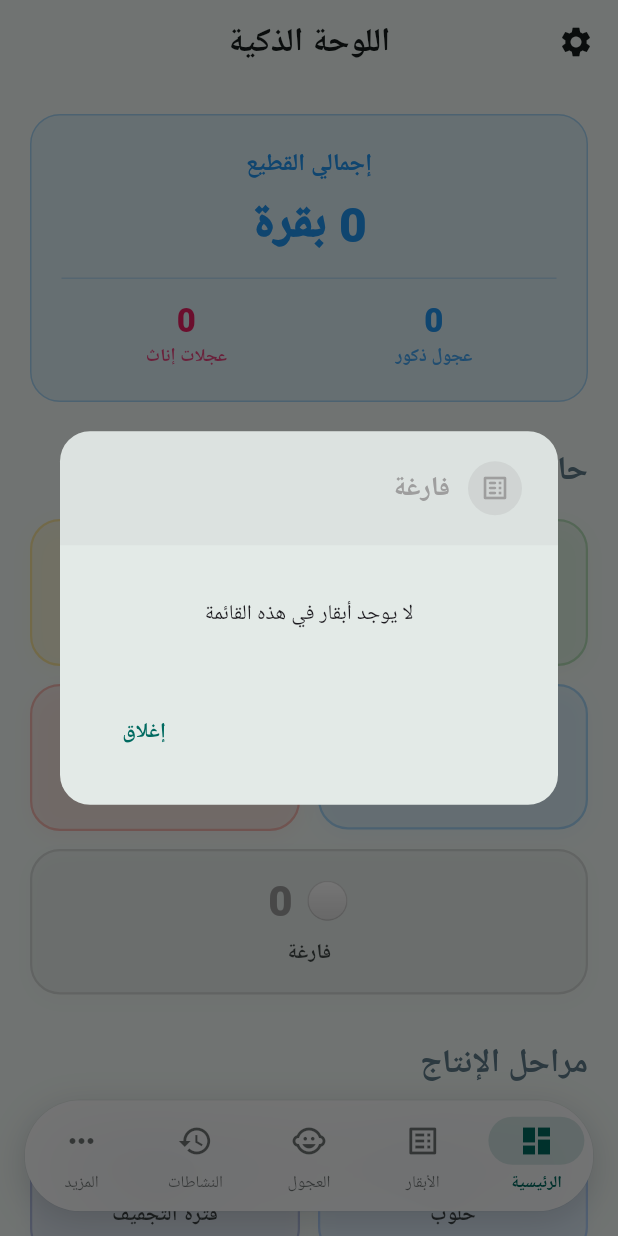
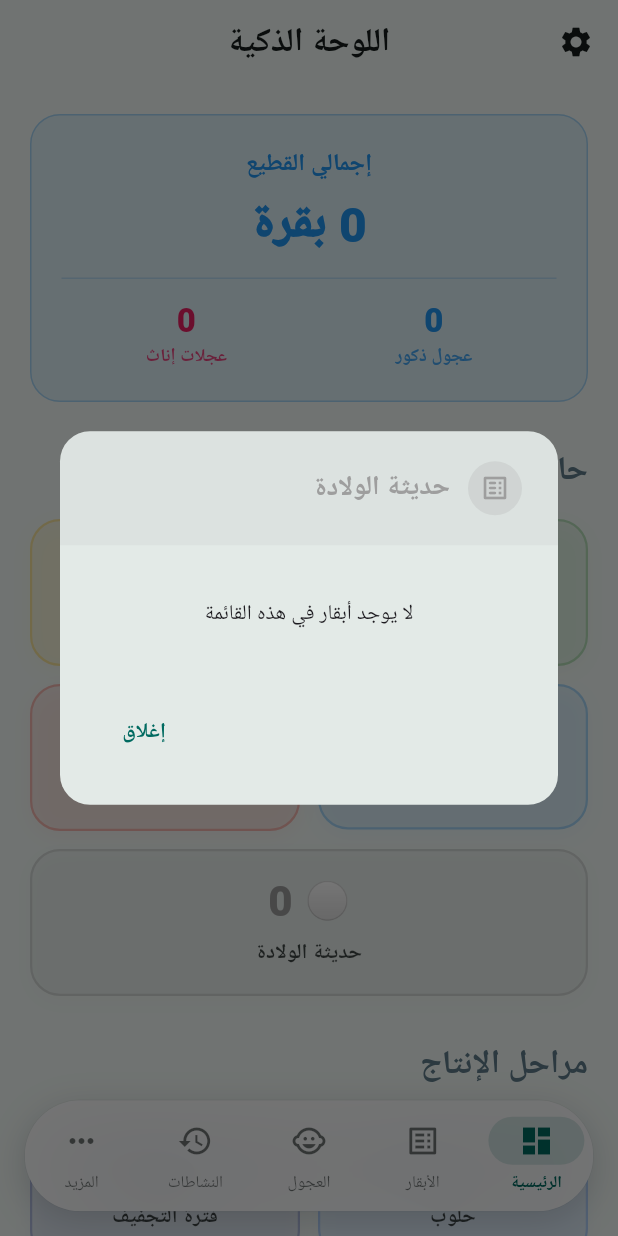
Before and after one commit to tarkalzyn-blip/SESTIM, a Flutter app: the screen it shows once a user with an empty profile is signed in, after a tap on an icon or button, on a phone screen of 412 x 824 dp. Run offline on Flutter 3.47's test engine with Material 3 defaults, Android fonts, the phone set to English and light mode, and no system bars; our stand-ins replace audioplayers, cloud_firestore, connectivity_plus, firebase_auth, firebase_core, fl_chart and 12 more; missing offline and left inert: app_settings; accounts and stored records are empty; Roboto replaces fonts that are missing (Cairo).

Commit message:
تاريخ 30   4 الساعة 1

```diff
--- a/lib/screens/calves_screen.dart
+++ b/lib/screens/calves_screen.dart
@@ -510,7 +510,7 @@ class _CalvesScreenState extends ConsumerState<CalvesScreen> {
                 showSearch(context: context, delegate: CalfSearchDelegate(ref)),
           ),
           IconButton(
-            icon: const Icon(Icons.add_circle_outline, size: 28),
+            icon: const Icon(Icons.add_circle, size: 28, color: Colors.blueAccent),
             tooltip: 'إضافة عجل/عجولة',
             onPressed: () => Navigator.push(
               context,
@@ -545,40 +545,6 @@ class _CalvesScreenState extends ConsumerState<CalvesScreen> {
                     CalfFilter.exited,
                   ),
                 ],
-              ),
-            ),
-          ),
-          Padding(
-            padding: const EdgeInsets.symmetric(horizontal: 16.0),
-            child: InkWell(
-              onTap: () => Navigator.push(
-                context,
-                MaterialPageRoute(builder: (_) => const AddCalfScreen()),
-              ),
-              borderRadius: BorderRadius.circular(20),
-              child: Container(
-                width: double.infinity,
-                padding: const EdgeInsets.symmetric(vertical: 16),
-                decoration: BoxDecoration(
-                  color: Colors.blueAccent.withValues(alpha: 0.05),
-                  borderRadius: BorderRadius.circular(20),
-                  border: Border.all(color: Colors.blueAccent, width: 1.5),
-                ),
-                child: const Row(
-                  mainAxisAlignment: MainAxisAlignment.center,
-                  children: [
-                    Icon(Icons.add_circle_outline, color: Colors.blueAccent),
-                    SizedBox(width: 8),
-                    Text(
-                      'إضافة مولود جديد',
-                      style: TextStyle(
-                        color: Colors.blueAccent,
-                        fontSize: 16,
-                        fontWeight: FontWeight.bold,
-                      ),
-                    ),
-                  ],
-                ),
               ),
             ),
           ),
--- a/lib/screens/cows_list_screen.dart
+++ b/lib/screens/cows_list_screen.dart
@@ -42,7 +42,7 @@ class CowsListScreen extends ConsumerWidget {
             },
           ),
           IconButton(
-            icon: const Icon(Icons.add_circle_outline, size: 28),
+            icon: const Icon(Icons.add_circle, size: 28, color: Colors.green),
             tooltip: 'إضافة بقرة',
             onPressed: () {
               ref.read(editAccessProvider.notifier).runWithAccess(context, () {
@@ -104,54 +104,6 @@ class CowsListScreen extends ConsumerWidget {
                       currentFilter,
                     ),
                   ],
-                ),
-              ),
-            ),
-          ),
-          const SliverToBoxAdapter(child: SizedBox(height: 16)),
-          SliverToBoxAdapter(
-            child: Padding(
-              padding: const EdgeInsets.symmetric(horizontal: 16.0),
-              child: InkWell(
-                onTap: () {
-                  ref.read(editAccessProvider.notifier).runWithAccess(context, () {
-                    Navigator.push(
-                      context,
-                      MaterialPageRoute(builder: (_) => const AddEditCowScreen()),
-                    );
-                  });
-                },
-                borderRadius: BorderRadius.circular(20),
-                child: Container(
-                  width: double.infinity,
-                  padding: const EdgeInsets.symmetric(vertical: 16),
-                  decoration: BoxDecoration(
-                    color: Colors.green.withValues(alpha: 0.05),
-                    borderRadius: BorderRadius.circular(20),
-                    border: Border.all(
-                      color: Colors.green,
-                      width: 1.5,
-                      style: BorderStyle
-                          .solid, // Note: We use solid here but simulate dashed visually, or just solid. Wait, the user asked for dashed.
-                      // Flutter standard BoxDecoration doesn't have dashed border easily without a custom painter or package.
-                      // Let's just use a nice solid green border or a dashed-looking widget if needed, but a solid 1px green border with green background is actually very close to the picture. Let's use dotted_border if available, else solid. I don't know if dotted_border is in pubspec, so I'll stick to a nice solid/translucent border for safety.
-                    ),
-                  ),
-                  child: const Row(
-                    mainAxisAlignment: MainAxisAlignment.center,
-                    children: [
-                      Icon(Icons.add_circle_outline, color: Colors.green),
-                      SizedBox(width: 8),
-                      Text(
-                        'إضافة بقرة جديدة',
-                        style: TextStyle(
-                          color: Colors.green,
-                          fontSize: 16,
-                          fontWeight: FontWeight.bold,
-                        ),
-                      ),
-                    ],
-                  ),
                 ),
               ),
             ),
--- a/lib/screens/settings_screen.dart
+++ b/lib/screens/settings_screen.dart
@@ -447,6 +447,7 @@ class _FarmSettingsPageState extends ConsumerState<FarmSettingsPage> {
   late TextEditingController _late;
   late TextEditingController _dry;
   late TextEditingController _minInsem;
+  late TextEditingController _mon;
 
   @override
   void initState() {
@@ -458,6 +459,7 @@ class _FarmSettingsPageState extends ConsumerState<FarmSettingsPage> {
     );
     _dry = TextEditingController(text: AppSettings.dryingDays.toString());
     _heat = TextEditingController(text: AppSettings.heatCycleDays.toString());
+    _mon = TextEditingController(text: AppSettings.monitoringDays.toString());
     _minInsem = TextEditingController(
       text: AppSettings.minInseminationDaysAfterBirth.toString(),
     );
@@ -470,6 +472,7 @@ class _FarmSettingsPageState extends ConsumerState<FarmSettingsPage> {
     _late.dispose();
     _dry.dispose();
     _heat.dispose();
+    _mon.dispose();
     _minInsem.dispose();
     super.dispose();
   }
@@ -482,6 +485,7 @@ class _FarmSettingsPageState extends ConsumerState<FarmSettingsPage> {
         padding: const EdgeInsets.all(16),
         children: [
           _buildInput('مدة الحمل (يوم)', _preg, Icons.calendar_month),
+          _buildInput('فترة الفحص بعد التلقيح (يوم)', _mon, Icons.search, hint: 'بعدها تعتبر البقرة حاملاً تلقائياً', color: Colors.amber),
           _buildInput('بداية الجاهزية للتلقيح بعد الولادة (يوم)', _rec, Icons.child_care),
           _buildInput(
             'الحد الأدنى للتلقيح بعد الولادة (يوم)',
@@ -503,6 +507,7 @@ class _FarmSettingsPageState extends ConsumerState<FarmSettingsPage> {
               await AppSettings.setPregnancyDays(
                 int.tryParse(_preg.text) ?? 280,
               );
+              await AppSettings.setMonitoringDays(int.tryParse(_mon.text) ?? 25);
               await AppSettings.setRecoveryDays(int.tryParse(_rec.text) ?? 60);
               await AppSettings.setMinInseminationDaysAfterBirth(
                 int.tryParse(_minInsem.text) ?? 45,
--- a/lib/screens/splash_screen.dart
+++ b/lib/screens/splash_screen.dart
@@ -90,9 +90,12 @@ class _SplashScreenState extends State<SplashScreen> with SingleTickerProviderSt
                     ],
                   ),
                   child: ClipOval(
-                    child: Image.asset(
-                      'assets/app_icon.png',
-                      fit: BoxFit.cover,
+                    child: Transform.scale(
+                      scale: 1.5,
+                      child: Image.asset(
+                        'assets/app_icon.png',
+                        fit: BoxFit.cover,
+                      ),
                     ),
                   ),
                 ),
--- a/lib/screens/summary_screen.dart
+++ b/lib/screens/summary_screen.dart
@@ -63,9 +63,11 @@ class SummaryScreen extends ConsumerWidget {
       // Use model's built-in logic
       bool hasBirthHistory = cow.hasGivenBirth || cow.isPostBirth;
 
+      final int monitoringDays = AppSettings.monitoringDays;
+
       // --- حالات التكاثر ---
       if (cow.isInseminated && !cow.isPostBirth) {
-        if (cow.daysSinceInsemination <= 40) {
+        if (cow.daysSinceInsemination <= monitoringDays) {
           breedingMonitoring++;
           listMonitoring.add(cow);
         } else {
@@ -180,11 +182,11 @@ class SummaryScreen extends ConsumerWidget {
             ),
             const SizedBox(height: 16),
             _buildStatusGrid(context, [
-              _StatusItemData('جاهزة للتلقيح', breedingReady, Colors.green, '🟢', listReady, _TimeInfoType.none),
+              _StatusItemData('جاهزة للتلقيح', breedingReady, Colors.green, '🟢', listReady, _TimeInfoType.daysSinceBirth),
               _StatusItemData('تحت الفحص', breedingMonitoring, Colors.amber, '🟡', listMonitoring, _TimeInfoType.daysSinceInsemination),
               _StatusItemData('حوامل', breedingPregnant, Colors.blue, '🔵', listPregnant, _TimeInfoType.monthsDaysSinceInsemination),
               _StatusItemData('تأخر بالتلقيح', breedingLate, Colors.red, '🔴', listLate, _TimeInfoType.daysSinceBirth),
-              _StatusItemData('فارغة', breedingEmpty, Colors.grey, '⚪', listEmpty, _TimeInfoType.none),
+              _StatusItemData('حديثة الولادة', breedingEmpty, Colors.grey, '⚪', listEmpty, _TimeInfoType.daysSinceBirth),
             ]),
 
             const SizedBox(height: 30),
--- a/lib/services/auth_service.dart
+++ b/lib/services/auth_service.dart
@@ -1,6 +1,8 @@
 import 'package:firebase_auth/firebase_auth.dart';
 import 'package:google_sign_in/google_sign_in.dart';
 import 'package:cow_pregnancy/models/user_model.dart';
+import 'package:hive_flutter/hive_flutter.dart';
+import 'package:cow_pregnancy/models/cow_model.dart';
 
 class AuthService {
   final FirebaseAuth _auth = FirebaseAuth.instance;
@@ -77,6 +79,14 @@ class AuthService {
     try {
       await _googleSignIn.signOut();
       await _auth.signOut();
+
+      // مسح البيانات المحلية لمنع ظهورها للمستخدم التالي (أو الضيف)
+      if (Hive.isBoxOpen('cows')) {
+        await Hive.box<Cow>('cows').clear();
+      }
+      if (Hive.isBoxOpen('notes_box')) {
+        await Hive.box('notes_box').clear();
+      }
     } catch (e) {
       rethrow;
     }
--- a/lib/utils/app_settings.dart
+++ b/lib/utils/app_settings.dart
@@ -17,6 +17,9 @@ class AppSettings {
 
   static int get dryingDays => _box.get('dryingDays', defaultValue: 60);
   static Future<void> setDryingDays(int val) => _box.put('dryingDays', val);
+
+  static int get monitoringDays => _box.get('monitoringDays', defaultValue: 25);
+  static Future<void> setMonitoringDays(int val) => _box.put('monitoringDays', val);
 
   static int get heatCycleDays => _box.get('heatCycleDays', defaultValue: 21);
   static Future<void> setHeatCycleDays(int val) =>
--- a/lib/widgets/calf_search_delegate.dart
+++ b/lib/widgets/calf_search_delegate.dart
@@ -87,7 +87,8 @@ class CalfSearchDelegate extends SearchDelegate {
   }
 
   Widget _buildCalfCard(BuildContext context, Map<String, dynamic> calf) {
-    final calfColor = Color(calf['calfColorValue']);
+    int colorValue = calf['calfColorValue'] ?? (calf['note'].toString().contains('ذكر') ? Colors.blue.toARGB32() : Colors.pink.toARGB32());
+    final calfColor = Color(colorValue);
     final isMale = calf['note'].toString().contains('ذكر');
     final isExited = calf['isExited'] == true;
 
```
